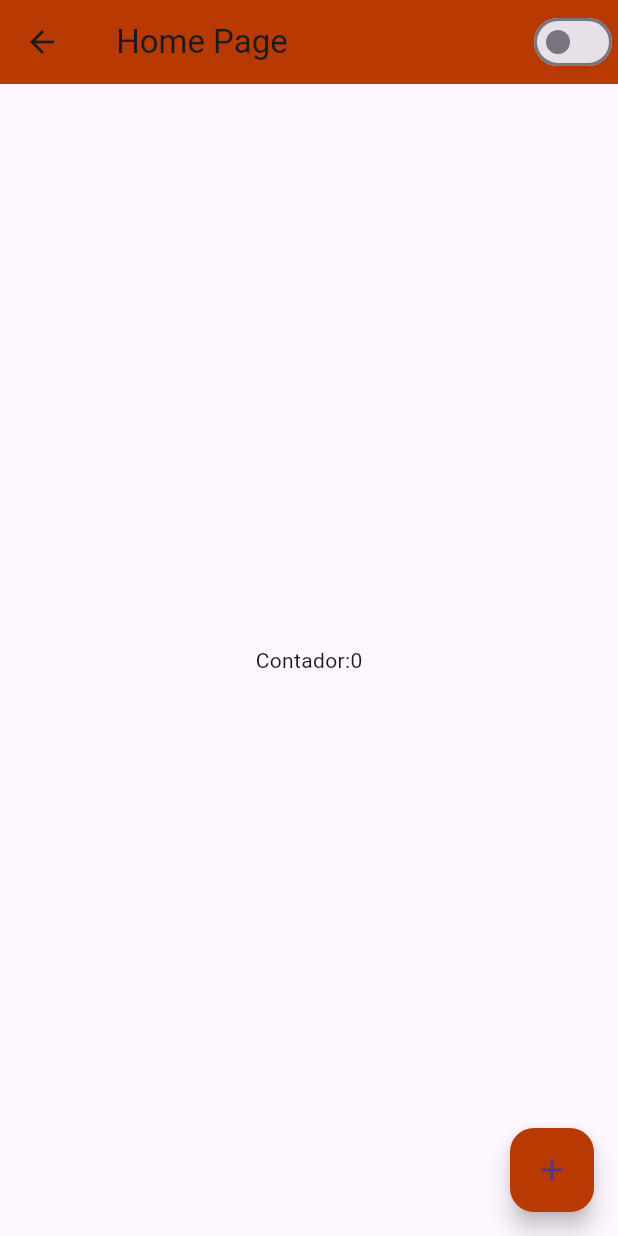
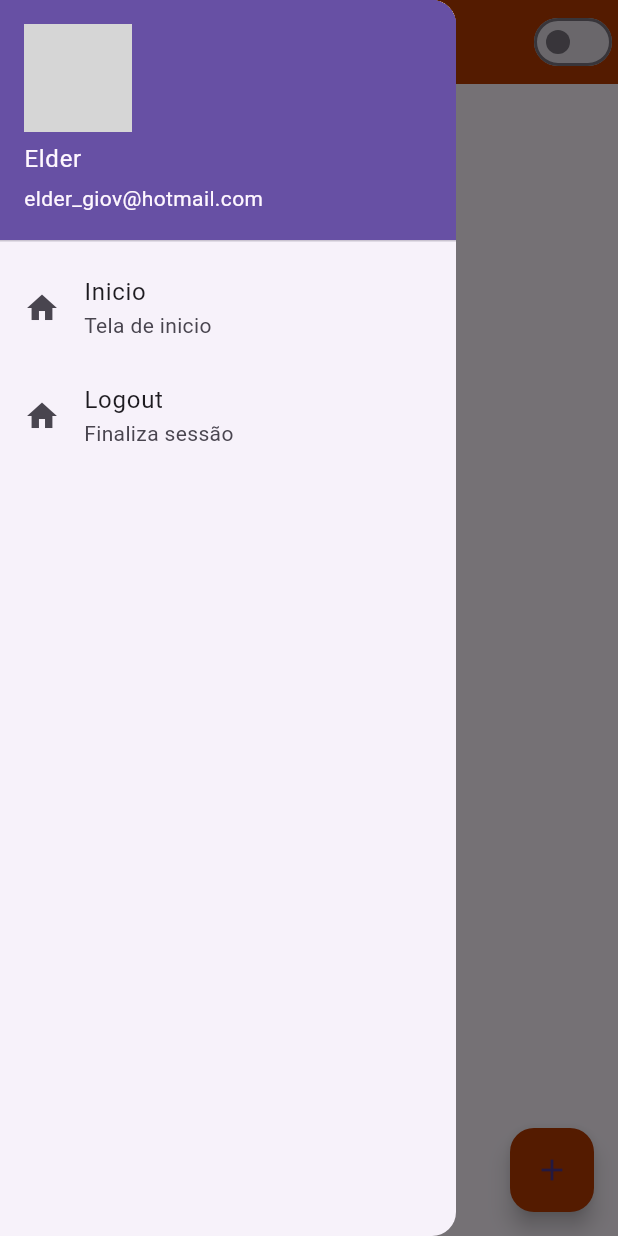
Before and after one commit to fercguerra/Projeto-2Telas_Flutter, a Flutter app: the HomePage screen opened by its route, with the side drawer open (before the commit the screen has no drawer), on a phone screen of 412 x 824 dp. Run offline on Flutter 3.47's test engine with Material 3 defaults, Android fonts, the phone set to English and light mode, and no system bars; network calls fail; grey boxes are pictures that could not be loaded.

Commit message:
Atualização projeto 2Telas

```diff
--- a/lib/home_page.dart
+++ b/lib/home_page.dart
@@ -1,5 +1,6 @@
 // ignore_for_file: avoid_unnecessary_containers, unnecessary_brace_in_string_interps, prefer_const_constructors, sort_child_properties_last, prefer_const_literals_to_create_immutables, sized_box_for_whitespace
 
+import 'package:flutter/foundation.dart';
 import 'package:flutter/material.dart';
 import 'package:flutterando/app_controller.dart';
 
@@ -18,6 +19,39 @@ class HomePageState extends State<HomePage> {
   @override
   Widget build(BuildContext context) {
     return Scaffold(
+      drawer: Drawer(
+        child: Column(
+          children: [
+            UserAccountsDrawerHeader(
+                currentAccountPicture: Image.network(
+                    'https://www.fotor.com/templates/blue-and-yellow-football-club-logo-cf269e/'),
+                accountName: Text('Elder'),
+                accountEmail: Text('elder_giov@hotmail.com')),
+            ListTile(
+              leading: Icon(Icons.home),
+              title: Text('Inicio'),
+              subtitle: Text('Tela de inicio'),
+              onTap: () {
+                if (kDebugMode) {
+                  print('Home');
+                }
+              },
+            ),
+            ListTile(
+              leading: Icon(Icons.home),
+              title: Text('Logout'),
+              subtitle: Text('Finaliza sessão'),
+              onTap: () {
+                Navigator.of(context)
+                    .pushReplacementNamed('/'); // limpar a tela anterior
+                if (kDebugMode) {
+                  print('Home');
+                }
+              },
+            ),
+          ],
+        ),
+      ),
       appBar: AppBar(
         title: const Text(" Home Page"),
         backgroundColor: Color.fromARGB(255, 182, 58, 1),
```
Also changed, not shown: lib/login_page.dart (+8 -2 lines).
